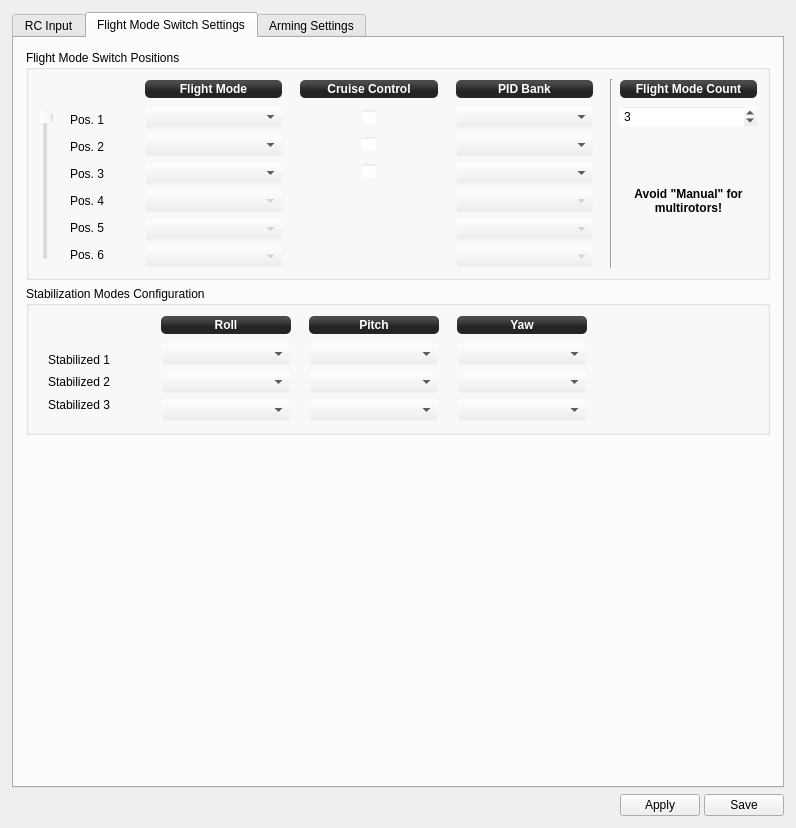
Before: the Qt Designer form ground/openpilotgcs/src/plugins/config/input.ui in openpilot/OpenPilot, drawn with Qt 5.
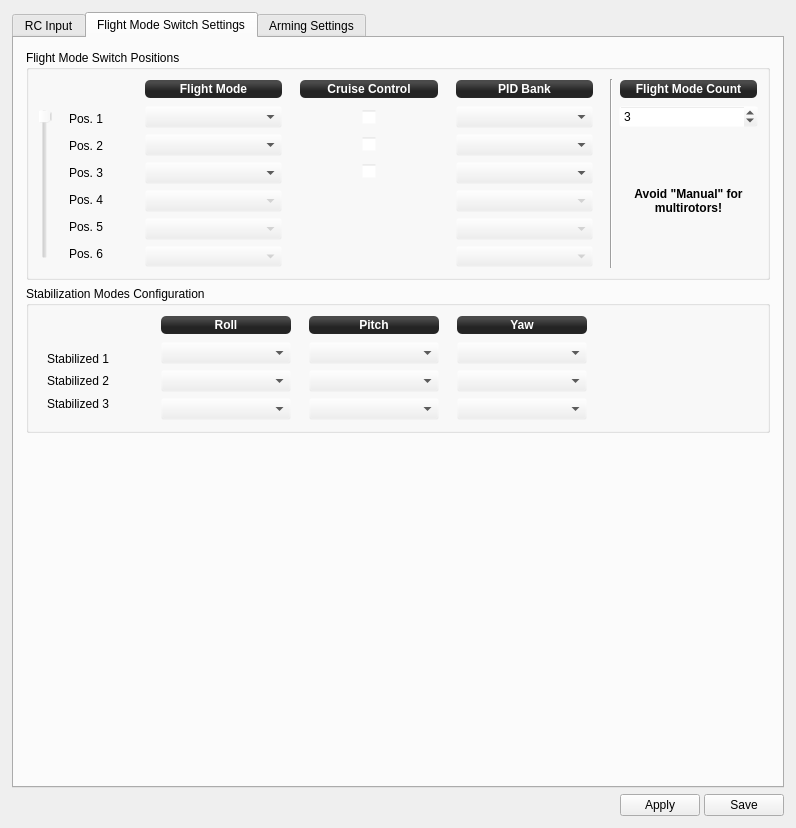
After: the same form once the commit is applied. The open tabs and pages were chosen to show the change. Icons and pictures are not drawn.

Commit message: OP-1154 Gui Fiddling.

Diff of the .ui file:
```diff
--- a/ground/openpilotgcs/src/plugins/config/input.ui
+++ b/ground/openpilotgcs/src/plugins/config/input.ui
@@ -757,7 +757,7 @@
                  </size>
                 </property>
                 <property name="frameShape">
-                 <enum>QFrame::StyledPanel</enum>
+                 <enum>QFrame::NoFrame</enum>
                 </property>
                 <property name="frameShadow">
                  <enum>QFrame::Raised</enum>
@@ -799,7 +799,7 @@
               <item row="1" column="3">
                <widget class="QFrame" name="frame_2">
                 <property name="frameShape">
-                 <enum>QFrame::StyledPanel</enum>
+                 <enum>QFrame::NoFrame</enum>
                 </property>
                 <property name="frameShadow">
                  <enum>QFrame::Raised</enum>
@@ -850,7 +850,7 @@
               <item row="1" column="7">
                <widget class="QFrame" name="frame_5">
                 <property name="frameShape">
-                 <enum>QFrame::StyledPanel</enum>
+                 <enum>QFrame::NoFrame</enum>
                 </property>
                 <property name="frameShadow">
                  <enum>QFrame::Raised</enum>
@@ -901,7 +901,7 @@
               <item row="1" column="9">
                <widget class="QFrame" name="frame_6">
                 <property name="frameShape">
-                 <enum>QFrame::StyledPanel</enum>
+                 <enum>QFrame::NoFrame</enum>
                 </property>
                 <property name="frameShadow">
                  <enum>QFrame::Raised</enum>
@@ -1551,7 +1551,7 @@
                  </size>
                 </property>
                 <property name="frameShape">
-                 <enum>QFrame::StyledPanel</enum>
+                 <enum>QFrame::NoFrame</enum>
                 </property>
                 <property name="frameShadow">
                  <enum>QFrame::Raised</enum>
```
Left out of the diff: 4 changed lines with no effect on the pictures. The commit also changes 1 other file.
